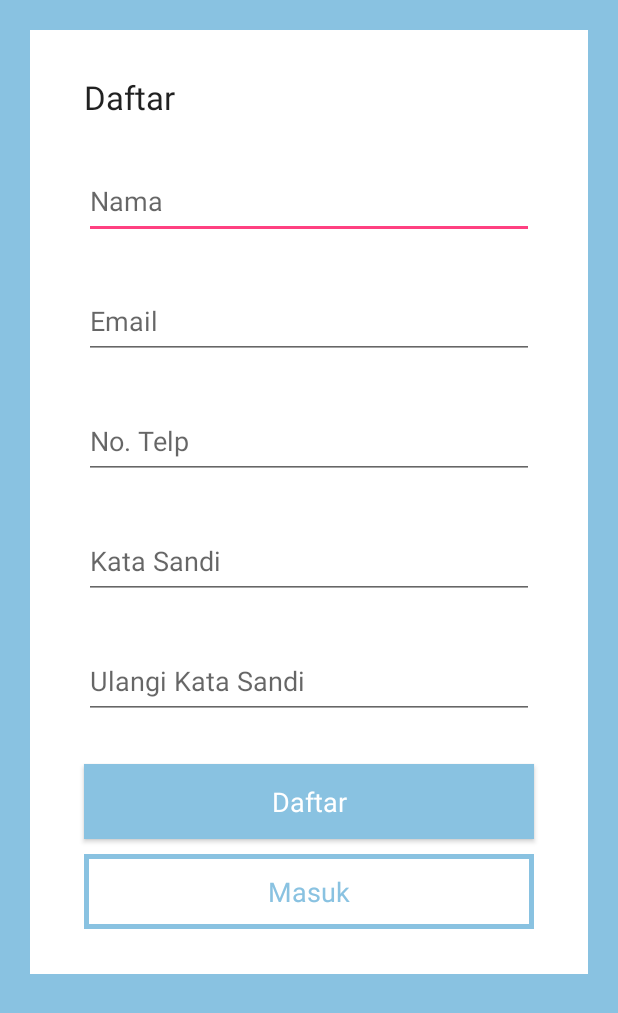
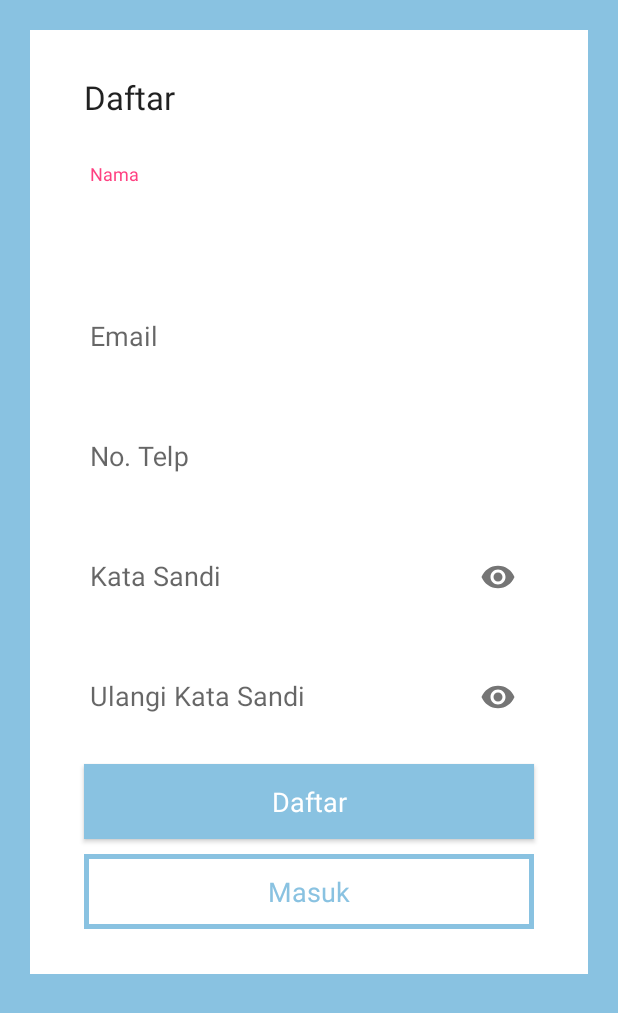
Before and after one commit to renaldysa18/D-loker, an Android app: the layout activity_sign_up.xml on its own in the app's theme, with its tools: preview values and no code run, on a phone screen of 412 x 824 dp. Shown: the top 1013 px of the screen. Run offline under Robolectric (Android 15) with nearby library versions, the phone set to English and light mode, and no system bars.

Commit message:
fix bug v2

```diff
--- a/app/src/main/java/com/example/renaldysabdojatip/dloker/SignUp.java
+++ b/app/src/main/java/com/example/renaldysabdojatip/dloker/SignUp.java
@@ -110,7 +110,7 @@ public class SignUp extends AppCompatActivity implements View.OnClickListener {
 
         namaCV = "CV Belum Tersedia";
         Sstatus = "Menunggu";
-        Spict = "https://firebasestorage.googleapis.com/v0/b/dloker-aac16.appspot.com/o/images%2Favatar1.png?alt=media&token=5339f319-38c2-400d-9ef3-a40d0a891dd7";
+        Spict = "https://firebasestorage.googleapis.com/v0/b/dloker-aac16.appspot.com/o/images%2Favatar.png?alt=media&token=1990b7d5-9c78-428b-b1f3-4e4a8552499f";
         Scv = "CV Belum Tersedia";
 
         Snama = nama.getText().toString().trim();
--- a/app/src/main/java/com/example/renaldysabdojatip/dloker/TimelineDetail.java
+++ b/app/src/main/java/com/example/renaldysabdojatip/dloker/TimelineDetail.java
@@ -173,7 +173,7 @@ public class TimelineDetail extends AppCompatActivity {
 
                 //default
                 statusLmr = "wait";
-                profileImage = "https://firebasestorage.googleapis.com/v0/b/dloker-aac16.appspot.com/o/images%2Favatar1.png?alt=media&token=5339f319-38c2-400d-9ef3-a40d0a891dd7";
+                //profileImage = "https://firebasestorage.googleapis.com/v0/b/dloker-aac16.appspot.com/o/images%2Favatar1.png?alt=media&token=5339f319-38c2-400d-9ef3-a40d0a891dd7";
 
 
                 Map post = new HashMap();
--- a/app/src/main/res/layout/activity_sign_up.xml
+++ b/app/src/main/res/layout/activity_sign_up.xml
@@ -26,46 +26,70 @@
                 android:layout_width="@dimen/edit_width"
                 android:layout_height="wrap_content" />
 
+            <android.support.design.widget.TextInputLayout
+                android:layout_marginTop="@dimen/top"
+                android:layout_width="@dimen/edit_width"
+                android:layout_height="@dimen/edit_height">
                 <EditText
                     android:id="@+id/nama_signup"
                     android:hint="@string/nama"
+                    android:layout_width="@dimen/edit_width"
+                    android:layout_height="@dimen/edit_height" />
+            </android.support.design.widget.TextInputLayout>
+
+            <android.support.design.widget.TextInputLayout
                 android:layout_marginTop="@dimen/top"
                 android:layout_width="@dimen/edit_width"
-                android:layout_height="@dimen/edit_height" />
-
-
+                android:layout_height="@dimen/edit_height">
                 <EditText
                     android:inputType="textEmailAddress"
                     android:id="@+id/email_signup"
                     android:hint="@string/email"
+                    android:layout_width="@dimen/edit_width"
+                    android:layout_height="@dimen/edit_height" />
+            </android.support.design.widget.TextInputLayout>
+
+
+            <android.support.design.widget.TextInputLayout
                 android:layout_marginTop="@dimen/top"
                 android:layout_width="@dimen/edit_width"
-                android:layout_height="@dimen/edit_height" />
-
-
+                android:layout_height="@dimen/edit_height">
                 <EditText
                     android:inputType="number"
                     android:id="@+id/notelp_signup"
                     android:hint="@string/notelp"
+                    android:layout_width="@dimen/edit_width"
+                    android:layout_height="@dimen/edit_height" />
+            </android.support.design.widget.TextInputLayout>
+
+
+            <android.support.design.widget.TextInputLayout
+                app:passwordToggleEnabled="true"
                 android:layout_marginTop="@dimen/top"
                 android:layout_width="@dimen/edit_width"
-                android:layout_height="@dimen/edit_height" />
-
+                android:layout_height="@dimen/edit_height"
+                >
                 <EditText
                     android:id="@+id/password_signup"
                     android:hint="@string/password"
                     android:inputType="textPassword"
+                    android:layout_width="@dimen/edit_width"
+                    android:layout_height="@dimen/edit_height" />
+            </android.support.design.widget.TextInputLayout>
+
+            <android.support.design.widget.TextInputLayout
+                app:passwordToggleEnabled="true"
                 android:layout_marginTop="@dimen/top"
                 android:layout_width="@dimen/edit_width"
-                android:layout_height="@dimen/edit_height" />
+                android:layout_height="@dimen/edit_height">
 
                 <EditText
                     android:id="@+id/retype_pass_singup"
                     android:inputType="textPassword"
                     android:hint="@string/retype_password"
-                android:layout_marginTop="@dimen/top"
                     android:layout_width="@dimen/edit_width"
                     android:layout_height="@dimen/edit_height" />
+            </android.support.design.widget.TextInputLayout>
 
             <ProgressBar
                 android:id="@+id/pb_signup"
```
Also changed, not shown: app/src/main/AndroidManifest.xml (+29 -6 lines), app/src/main/java/com/example/renaldysabdojatip/dloker/EditProfile.java (+27 -2 lines), app/src/main/res/layout/activity_login.xml (+11 -2 lines). Lines whose indentation alone changed are shown as unchanged.
